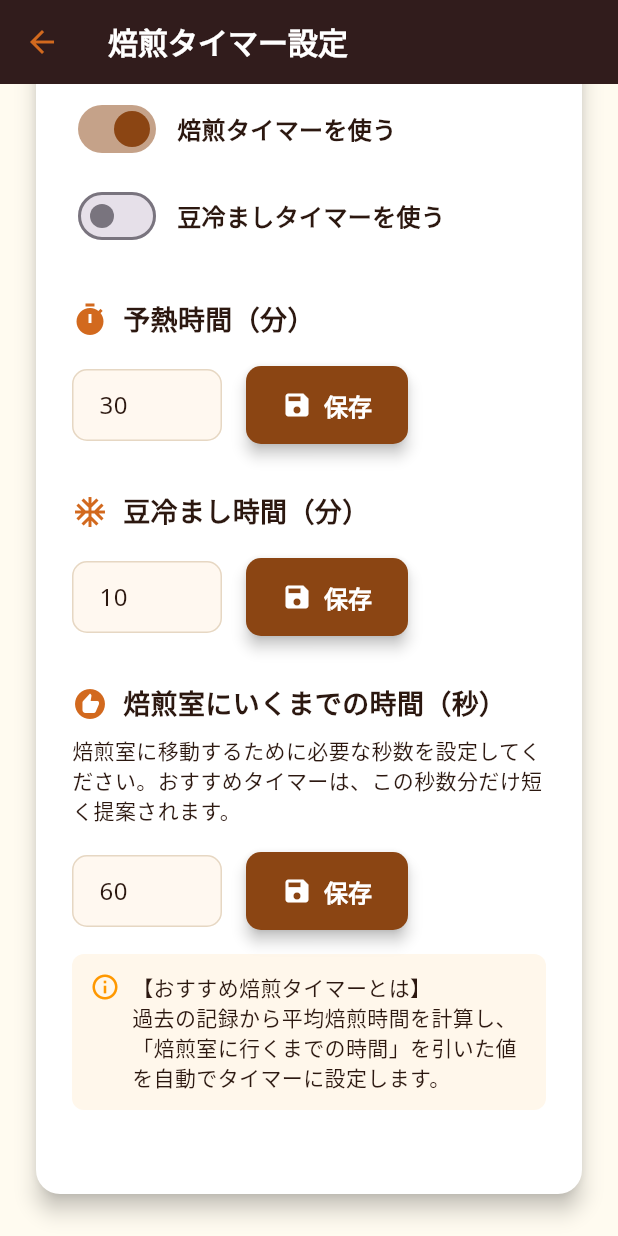
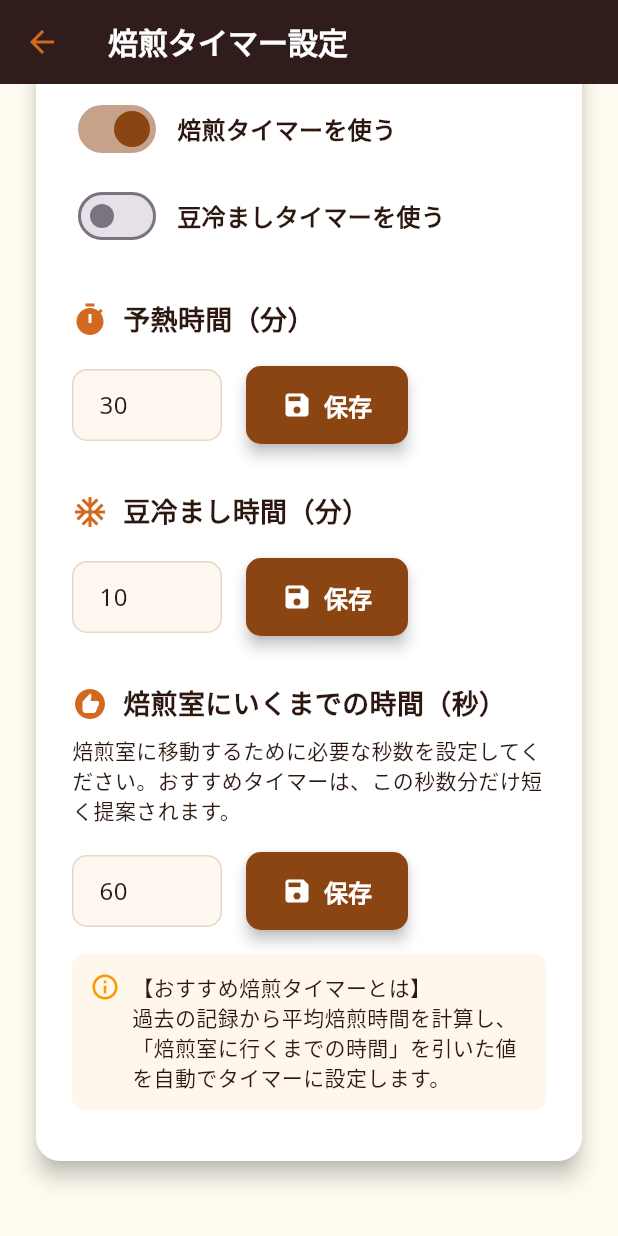
Before and after one commit to IKcoding-jp/roast-plus, a Flutter app: the RoastTimerSettingsPage screen opened directly, scrolled down 104 dp, on a phone screen of 412 x 824 dp. Run offline on Flutter 3.47's test engine with Material 3 defaults, Android fonts, the light colour scheme and no system bars; our stand-ins replace audioplayers, cloud_firestore, firebase_auth, firebase_core, firebase_storage, flutter_colorpicker and 11 more; missing offline and left inert: mobile_scanner; accounts and stored records are empty.

Commit message:
焙煎タイマー設定のUIをweb版、モバイル版で調整

```diff
--- a/lib/pages/roast/roast_timer_settings_page.dart
+++ b/lib/pages/roast/roast_timer_settings_page.dart
@@ -279,13 +279,20 @@ class RoastTimerSettingsPageState extends State<RoastTimerSettingsPage> {
             )
           : Center(
               child: SingleChildScrollView(
-                padding: EdgeInsets.symmetric(
-                  horizontal: isWeb ? 40.0 : 20.0,
-                  vertical: 24.0,
+                padding: EdgeInsets.only(
+                  left: isWeb ? 40.0 : 20.0,
+                  right: isWeb ? 40.0 : 20.0,
+                  top: 24.0,
+                  bottom: isWeb ? 24.0 : 60.0, // モバイル版の下部余白を増加
                 ),
                 child: ConstrainedBox(
                   constraints: BoxConstraints(
                     maxWidth: isWeb ? 600 : double.infinity,
+                    minHeight:
+                        MediaQuery.of(context).size.height -
+                        MediaQuery.of(context).padding.top -
+                        kToolbarHeight -
+                        48.0, // 適切な最小高さを設定
                   ),
                   child: Card(
                     elevation: isWeb ? 2 : 6,
@@ -716,7 +723,7 @@ class RoastTimerSettingsPageState extends State<RoastTimerSettingsPage> {
                               ],
                             ),
                           ),
-                          SizedBox(height: isWeb ? 32 : 32),
+                          SizedBox(height: isWeb ? 10 : 10), // 下部の余白を増加
                         ],
                       ),
                     ),
```
